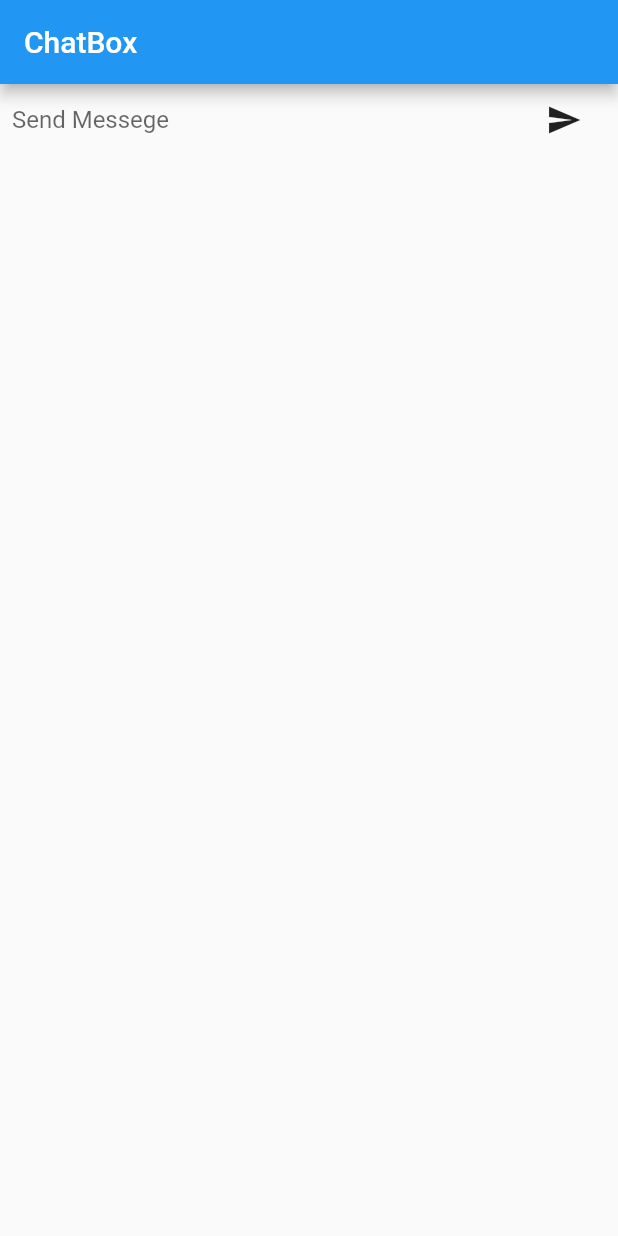
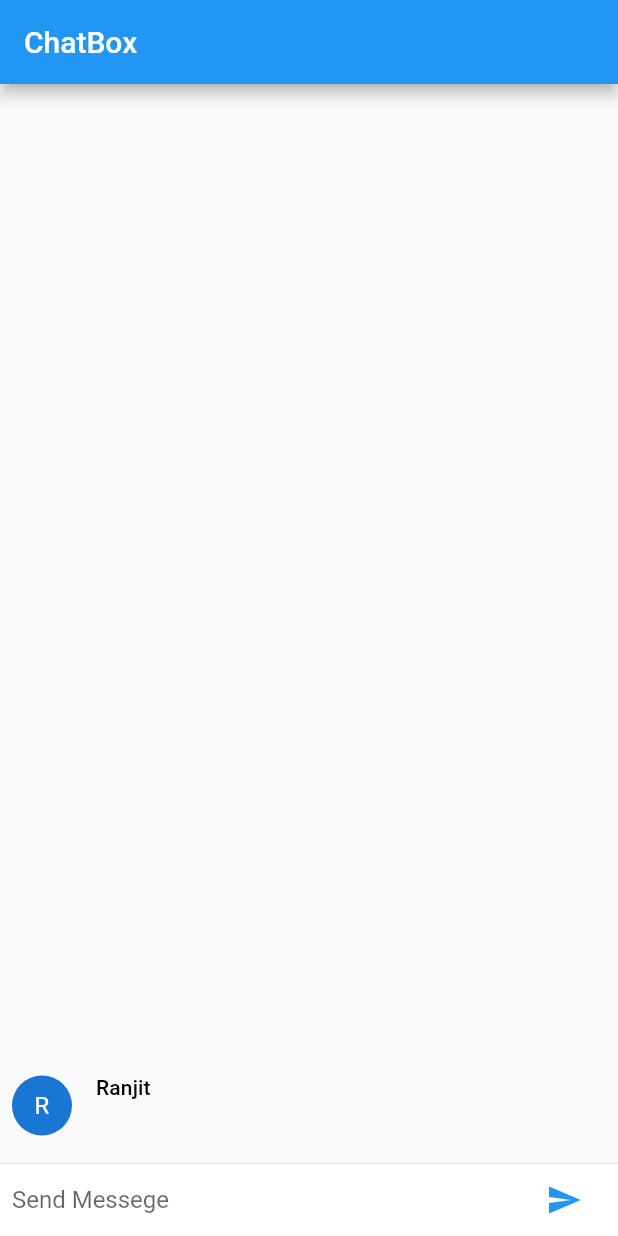
Before and after one commit to rnzid/Chat_App, a Flutter app: the screen it shows after launch, after a tap on the "send" icon, on a phone screen of 412 x 824 dp. Run offline on Flutter 3.47's test engine with Material 2 defaults, Android fonts, the phone set to English and light mode, and no system bars.

Commit message:
ChatBox with messege complete

```diff
--- /dev/null
+++ b/lib/chat_messege.dart
@@ -0,0 +1,34 @@
+import 'package:flutter/material.dart';
+
+const String _name = "Ranjit";
+
+class ChatMessege extends StatelessWidget {
+  // const ChatMessege({Key? key}) : super(key: key);
+  final String text;
+  ChatMessege({required this.text});
+  @override
+  Widget build(BuildContext context) {
+    return Container(
+      margin: const EdgeInsets.symmetric(vertical: 10.0),
+      child: Row(
+        crossAxisAlignment: CrossAxisAlignment.start,
+        children: <Widget>[
+          Container(
+            margin: const EdgeInsets.only(right: 16.0),
+            child: CircleAvatar(child: Text(_name[0])),
+          ),
+          Column(
+            crossAxisAlignment: CrossAxisAlignment.start,
+            children: <Widget>[
+              Text(_name, style: Theme.of(context).textTheme.subtitle2),
+              Container(
+                margin: const EdgeInsets.only(top: 5.0),
+                child: Text(text),
+              )
+            ],
+          )
+        ],
+      ),
+    );
+  }
+}
--- a/lib/chat_screen.dart
+++ b/lib/chat_screen.dart
@@ -1,3 +1,4 @@
+import 'package:chatbox/chat_messege.dart';
 import 'package:flutter/material.dart';
 
 class ChatScreen extends StatefulWidget {
@@ -9,12 +10,19 @@ class ChatScreen extends StatefulWidget {
 
 class _ChatScreenState extends State<ChatScreen> {
   final TextEditingController _textController = TextEditingController();
+  final List<ChatMessege> _message = <ChatMessege>[];
   void _handleSubmitted(String text) {
     _textController.clear();
+    ChatMessege messege = ChatMessege(text: text);
+    setState(() {
+      _message.insert(0, messege);
+    });
   }
 
   Widget _textComposerWidget() {
-    return Container(
+    return IconTheme(
+      data: IconThemeData(color: Colors.blue),
+      child: Container(
         margin: EdgeInsets.symmetric(horizontal: 8.0),
         child: Row(
           children: <Widget>[
@@ -27,15 +35,38 @@ class _ChatScreenState extends State<ChatScreen> {
             ),
             Container(
               margin: const EdgeInsets.symmetric(horizontal: 4.0),
-            child: IconButton(onPressed: () {}, icon: Icon(Icons.send)),
+              child: IconButton(
+                  onPressed: () => _handleSubmitted(_textController.text),
+                  icon: Icon(Icons.send)),
             )
           ],
+        ),
       ),
     );
   }
 
   @override
   Widget build(BuildContext context) {
-    return _textComposerWidget();
+    return Column(
+      children: <Widget>[
+        Flexible(
+          child: ListView.builder(
+            itemBuilder: (_, int index) => _message[index],
+            padding: const EdgeInsets.all(8.0),
+            itemCount: _message.length,
+            reverse: true,
+          ),
+        ),
+        const Divider(
+          height: 1.0,
+        ),
+        Container(
+          decoration: BoxDecoration(
+            color: Theme.of(context).cardColor,
+          ),
+          child: _textComposerWidget(),
+        )
+      ],
+    );
   }
 }
```
Also changed, not shown: 1 other file. Lines whose indentation alone changed are shown as unchanged.
